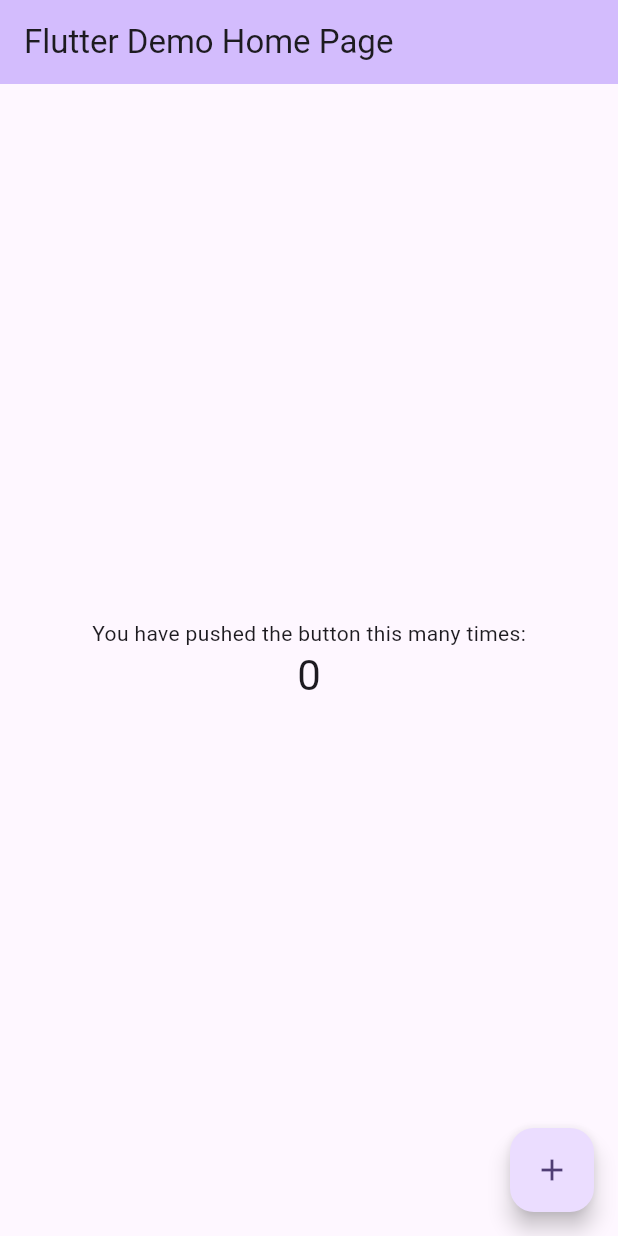
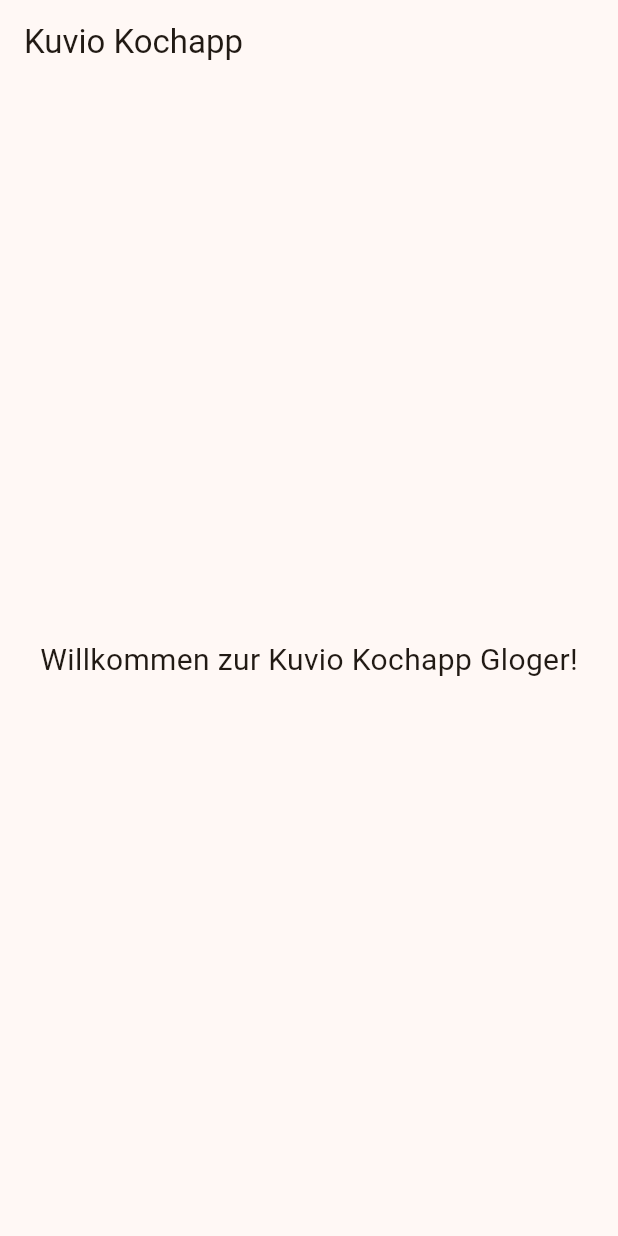
Before and after one commit to DeineBabushka/kuvio-android-app, a Flutter app: the screen it shows after launch, on a phone screen of 412 x 824 dp. Run offline on Flutter 3.47's test engine with Material 3 defaults, Android fonts, the phone set to English and light mode, and no system bars.

Commit message:
first code

```diff
--- a/lib/main.dart
+++ b/lib/main.dart
@@ -1,122 +1,40 @@
 import 'package:flutter/material.dart';
 
 void main() {
-  runApp(const MyApp());
+  runApp(const KuvioApp());
 }
 
-class MyApp extends StatelessWidget {
-  const MyApp({super.key});
+// Root-Widget deiner App
+class KuvioApp extends StatelessWidget {
+  const KuvioApp({super.key});
 
-  // This widget is the root of your application.
   @override
   Widget build(BuildContext context) {
     return MaterialApp(
-      title: 'Flutter Demo',
+      title: 'Kuvio Kochapp',
       theme: ThemeData(
-        // This is the theme of your application.
-        //
-        // TRY THIS: Try running your application with "flutter run". You'll see
-        // the application has a purple toolbar. Then, without quitting the app,
-        // try changing the seedColor in the colorScheme below to Colors.green
-        // and then invoke "hot reload" (save your changes or press the "hot
-        // reload" button in a Flutter-supported IDE, or press "r" if you used
-        // the command line to start the app).
-        //
-        // Notice that the counter didn't reset back to zero; the application
-        // state is not lost during the reload. To reset the state, use hot
-        // restart instead.
-        //
-        // This works for code too, not just values: Most code changes can be
-        // tested with just a hot reload.
-        colorScheme: ColorScheme.fromSeed(seedColor: Colors.deepPurple),
+        colorScheme: ColorScheme.fromSeed(seedColor: Colors.orange),
+        useMaterial3: true,
       ),
-      home: const MyHomePage(title: 'Flutter Demo Home Page'),
+      home: const HomeScreen(),
     );
   }
 }
 
-class MyHomePage extends StatefulWidget {
-  const MyHomePage({super.key, required this.title});
-
-  // This widget is the home page of your application. It is stateful, meaning
-  // that it has a State object (defined below) that contains fields that affect
-  // how it looks.
-
-  // This class is the configuration for the state. It holds the values (in this
-  // case the title) provided by the parent (in this case the App widget) and
-  // used by the build method of the State. Fields in a Widget subclass are
-  // always marked "final".
-
-  final String title;
-
-  @override
-  State<MyHomePage> createState() => _MyHomePageState();
-}
-
-class _MyHomePageState extends State<MyHomePage> {
-  int _counter = 0;
-
-  void _incrementCounter() {
-    setState(() {
-      // This call to setState tells the Flutter framework that something has
-      // changed in this State, which causes it to rerun the build method below
-      // so that the display can reflect the updated values. If we changed
-      // _counter without calling setState(), then the build method would not be
-      // called again, and so nothing would appear to happen.
-      _counter++;
-    });
-  }
+// Der Startscreen der App
+class HomeScreen extends StatelessWidget {
+  const HomeScreen({super.key});
 
   @override
   Widget build(BuildContext context) {
-    // This method is rerun every time setState is called, for instance as done
-    // by the _incrementCounter method above.
-    //
-    // The Flutter framework has been optimized to make rerunning build methods
-    // fast, so that you can just rebuild anything that needs updating rather
-    // than having to individually change instances of widgets.
     return Scaffold(
-      appBar: AppBar(
-        // TRY THIS: Try changing the color here to a specific color (to
-        // Colors.amber, perhaps?) and trigger a hot reload to see the AppBar
-        // change color while the other colors stay the same.
-        backgroundColor: Theme.of(context).colorScheme.inversePrimary,
-        // Here we take the value from the MyHomePage object that was created by
-        // the App.build method, and use it to set our appbar title.
-        title: Text(widget.title),
-      ),
-      body: Center(
-        // Center is a layout widget. It takes a single child and positions it
-        // in the middle of the parent.
-        child: Column(
-          // Column is also a layout widget. It takes a list of children and
-          // arranges them vertically. By default, it sizes itself to fit its
-          // children horizontally, and tries to be as tall as its parent.
-          //
-          // Column has various properties to control how it sizes itself and
-          // how it positions its children. Here we use mainAxisAlignment to
-          // center the children vertically; the main axis here is the vertical
-          // axis because Columns are vertical (the cross axis would be
-          // horizontal).
-          //
-          // TRY THIS: Invoke "debug painting" (choose the "Toggle Debug Paint"
-          // action in the IDE, or press "p" in the console), to see the
-          // wireframe for each widget.
-          mainAxisAlignment: MainAxisAlignment.center,
-          children: <Widget>[
-            const Text('You have pushed the button this many times:'),
-            Text(
-              '$_counter',
-              style: Theme.of(context).textTheme.headlineMedium,
-            ),
-          ],
+      appBar: AppBar(title: const Text('Kuvio Kochapp')),
+      body: const Center(
+        child: Text(
+          'Willkommen zur Kuvio Kochapp Gloger!',
+          style: TextStyle(fontSize: 20),
         ),
       ),
-      floatingActionButton: FloatingActionButton(
-        onPressed: _incrementCounter,
-        tooltip: 'Increment',
-        child: const Icon(Icons.add),
-      ), // This trailing comma makes auto-formatting nicer for build methods.
     );
   }
 }
```
